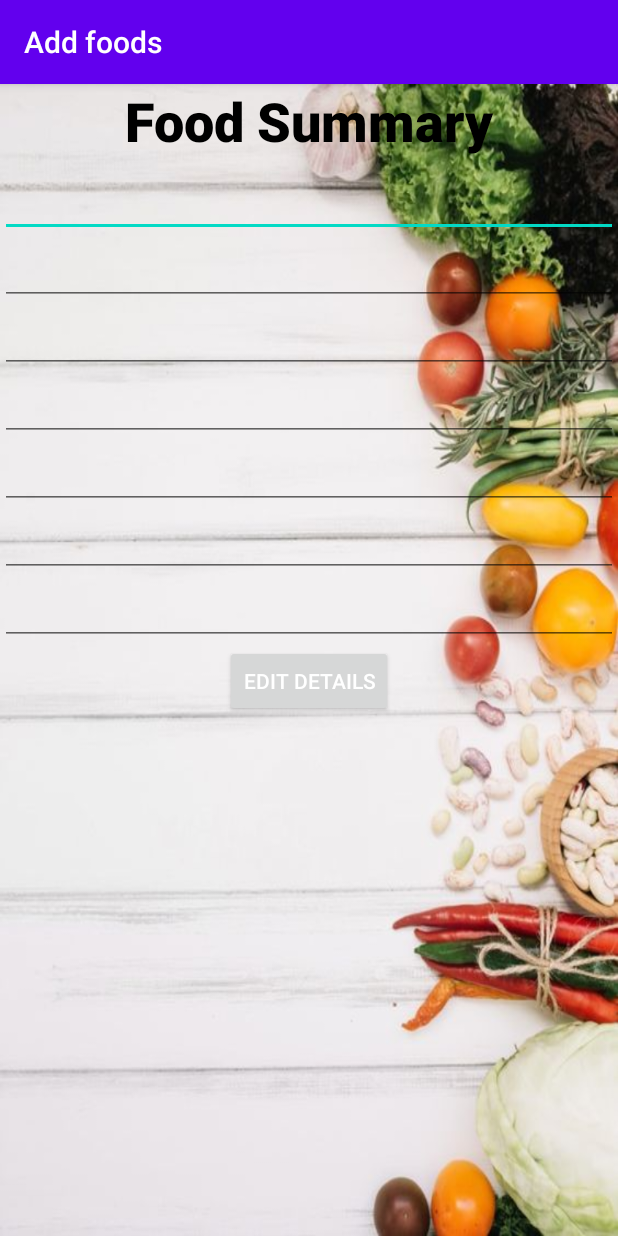
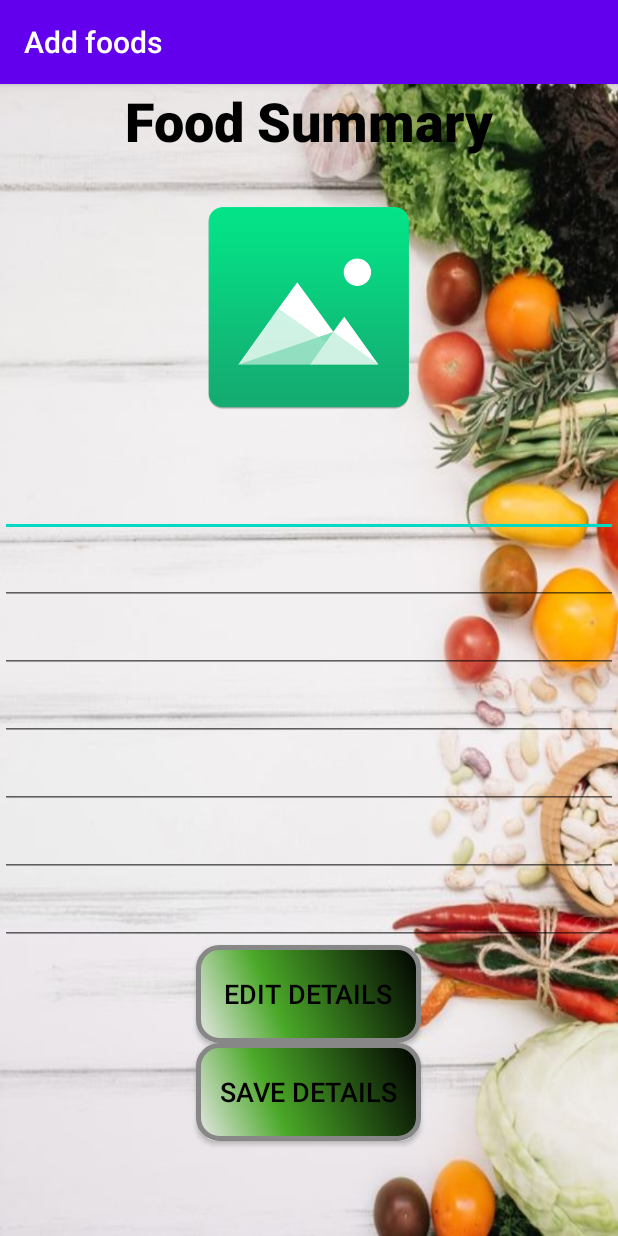
Before and after one commit to IT19216256DM/MAD_Evaluvation_01, an Android app: the Page5 screen opened directly, with no data from a screen before it, on a phone screen of 412 x 824 dp. Run offline under Robolectric (Android 15) with nearby library versions, the phone set to English and light mode, and no system bars; our stand-ins replace Firebase (no records; nobody signed in at launch, a user with empty details on screens opened directly).

Commit message:
commit 18

```diff
--- a/app/src/main/res/layout/activity_page3.xml
+++ b/app/src/main/res/layout/activity_page3.xml
@@ -97,7 +97,7 @@
         android:layout_height="65dp"
         android:layout_gravity="center"
         android:background="@drawable/button_backg"
-        android:text="@string/Addbtn"
+        android:text="@string/submitdata"
         android:textColor="@android:color/black"
         android:textColorHighlight="@android:color/holo_green_dark"
         android:textSize="19dp" />
--- a/app/src/main/res/layout/activity_page5.xml
+++ b/app/src/main/res/layout/activity_page5.xml
@@ -19,6 +19,14 @@
         android:textColor="@android:color/black"
         android:textColorLink="@android:color/background_dark"
         android:textSize="36sp" />
+
+    <ImageView
+        android:id="@+id/uploadedImg"
+        android:layout_width="210dp"
+        android:layout_height="200dp"
+        android:layout_gravity="center"
+        android:padding="20dp"
+        android:src="@drawable/imageicon" />
 
     <EditText
         android:id="@+id/viewTitle"
@@ -71,12 +79,25 @@
 
     <Button
         android:id="@+id/buttonedit"
-        android:layout_width="wrap_content"
-        android:layout_height="wrap_content"
+        android:layout_width="150dp"
+        android:layout_height="65dp"
         android:layout_gravity="center"
+        android:background="@drawable/button_backg"
         android:text="@string/Editbtn"
-        android:textColor="@android:color/background_light"
-        android:textColorHighlight="@android:color/holo_green_dark" />
+        android:textColor="@android:color/black"
+        android:textColorHighlight="@android:color/holo_green_dark"
+        android:textSize="18sp" />
+
+    <Button
+        android:id="@+id/buttonsave"
+        android:layout_width="150dp"
+        android:layout_height="65dp"
+        android:layout_gravity="center"
+        android:background="@drawable/button_backg"
+        android:text="@string/detailssave"
+        android:textColor="@android:color/black"
+        android:textColorHighlight="@android:color/holo_green_dark"
+        android:textSize="18sp" />
 
 
     <!--    <LinearLayout-->
--- a/app/src/main/res/values/strings.xml
+++ b/app/src/main/res/values/strings.xml
@@ -44,4 +44,6 @@
     <string name="menufood">Food Menu</string>
     <string name="addbtn">ADD DATA</string>
     <string name="topicnew">Food Details</string>
+    <string name="submitdata">SUBMIT</string>
+    <string name="detailssave">SAVE DETAILS</string>
 </resources>
```
Also changed, not shown: app/src/main/res/drawable/imageicon.png (added), app/src/main/res/drawable/photoicon.png (added).
